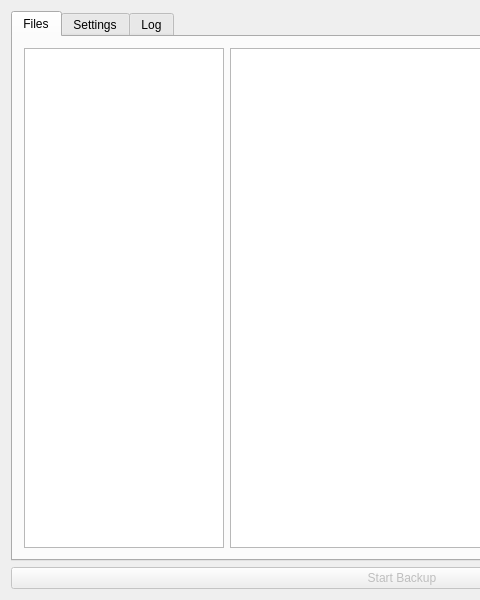
Above: dertimegeraet.ui from myzinsky/derTimeGeraet before the change; both pictures show x 0 to 480 and y 0 to 600 of the 804 by 600 pixel window. Below: the same form after it.
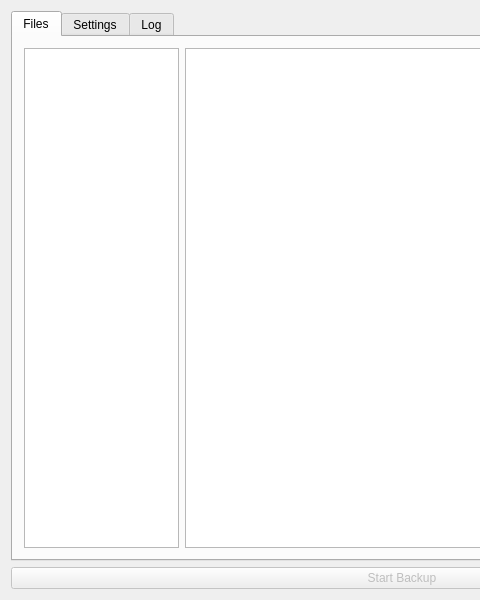
That is the form after the change. The open tabs and pages were chosen to show the change.

The edit to the form file:
```diff
--- a/dertimegeraet.ui
+++ b/dertimegeraet.ui
@@ -48,10 +48,15 @@
          <widget class="QListWidget" name="listWidget">
           <property name="maximumSize">
            <size>
-            <width>200</width>
+            <width>155</width>
             <height>16777215</height>
            </size>
           </property>
+          <property name="font">
+           <font>
+            <family>.SF Compact Display</family>
+           </font>
+          </property>
          </widget>
         </item>
         <item>
```
Left out of the diff: 2 changed lines with no effect on the pictures.
